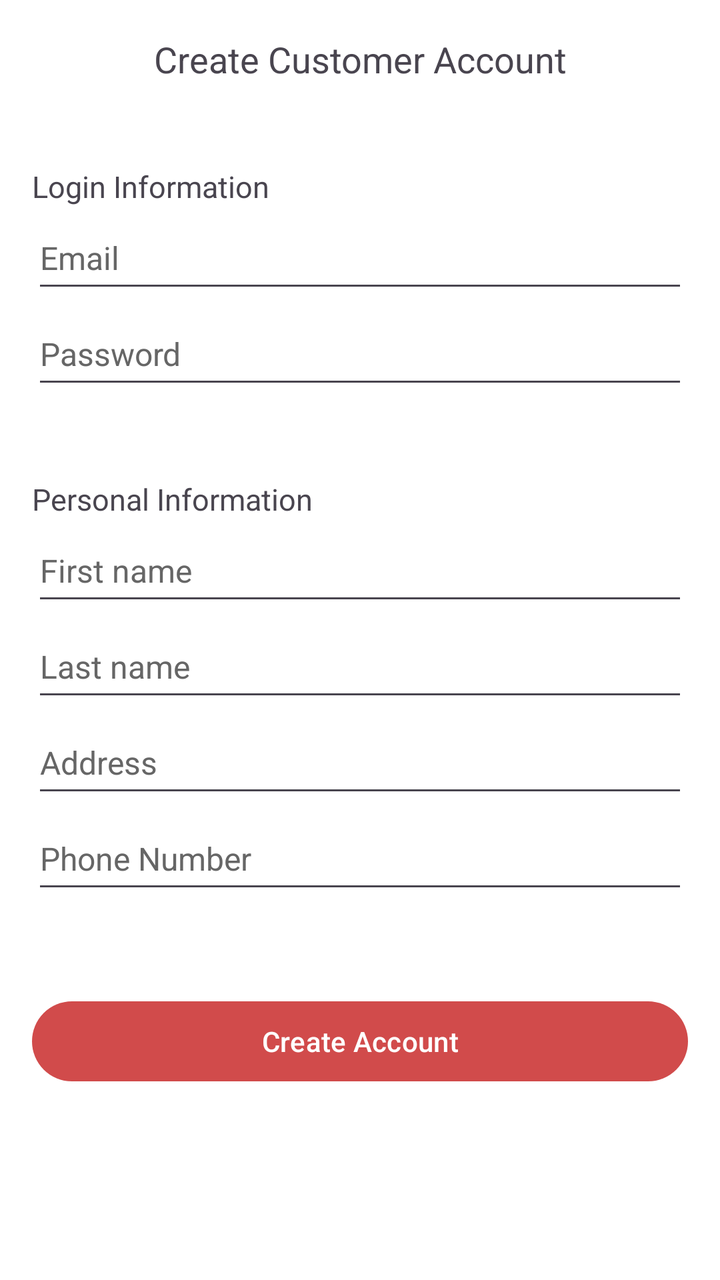
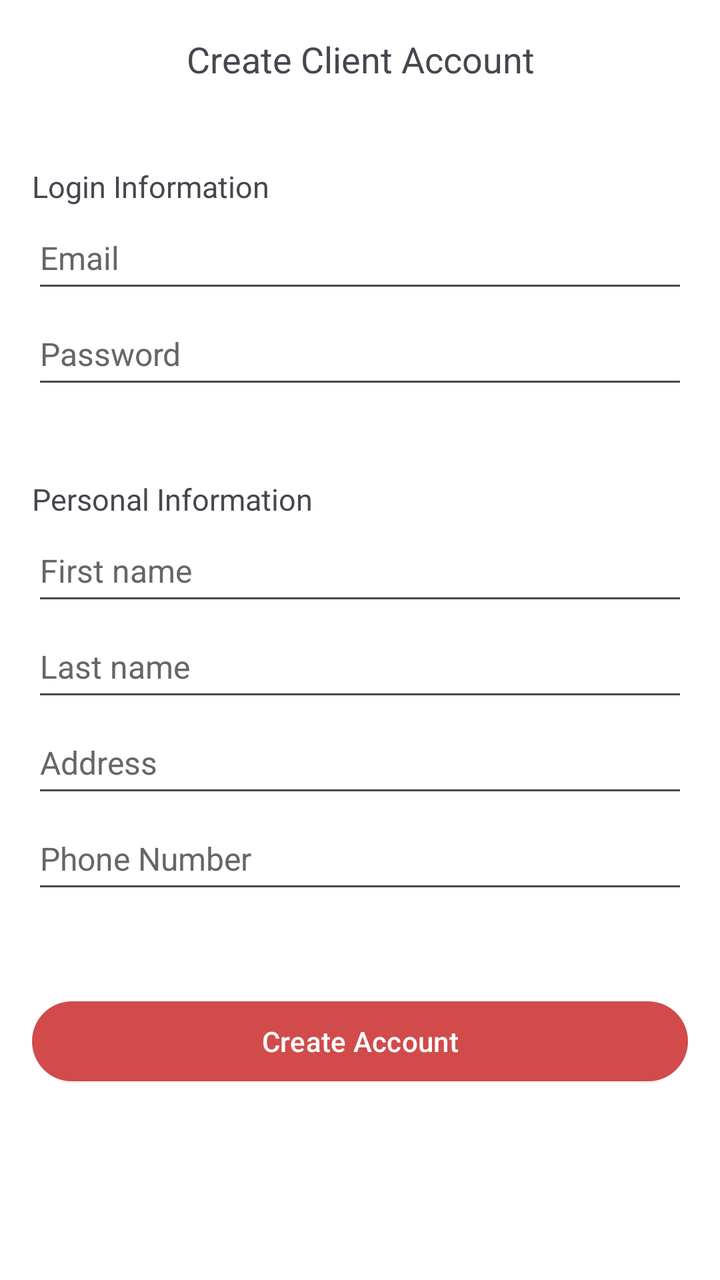

Before-and-after screenshots of an Android layout around one commit, followed by the original layout XML and the change that was made.
<!-- AndroidManifest.xml: application theme Theme.Sample_project -->
<!-- res/layout/create_profile_client.xml -->
<?xml version="1.0" encoding="utf-8"?>
<androidx.constraintlayout.widget.ConstraintLayout xmlns:android="http://schemas.android.com/apk/res/android"
    xmlns:app="http://schemas.android.com/apk/res-auto"
    xmlns:tools="http://schemas.android.com/tools"
    android:layout_width="match_parent"
    android:layout_height="match_parent">

    <LinearLayout
        android:id="@+id/rootLayout"
        android:layout_width="match_parent"
        android:layout_height="match_parent"
        android:orientation="vertical"
        android:paddingLeft="16dp"
        android:paddingRight="16dp">

        <TextView
            android:id="@+id/textView"
            android:layout_width="match_parent"
            android:layout_height="27dp"
            android:layout_marginTop="16dp"
            android:gravity="center"
            android:text="Create Customer Account"
            android:textSize="18sp" />

        <TextView
            android:id="@+id/textView2"
            android:layout_width="match_parent"
            android:layout_height="wrap_content"
            android:layout_marginTop="40dp"
            android:gravity="left"
            android:text="Login Information"
            android:textSize="15sp" />

        <EditText
            android:id="@+id/emailInput"
            android:layout_width="match_parent"
            android:layout_height="wrap_content"
            android:layout_marginTop="0dp"
            android:hint="@string/user_email"
            android:importantForAutofill="no"
            android:inputType="textEmailAddress"
            android:maxWidth="320dp"
            android:minHeight="48dp"
            android:textColorHint="#666666"
            android:textSize="16sp" />

        <EditText
            android:id="@+id/passwordInput"
            android:layout_width="match_parent"
            android:layout_height="wrap_content"
            android:hint="@string/user_password"
            android:importantForAutofill="no"
            android:inputType="textPersonName"
            android:maxWidth="320dp"
            android:minHeight="48dp"
            android:textColorHint="#666666"
            android:textSize="16sp" />

        <TextView
            android:id="@+id/textView3"
            android:layout_width="match_parent"
            android:layout_height="wrap_content"
            android:layout_marginTop="40dp"
            android:gravity="left"
            android:text="Personal Information"
            android:textSize="15sp" />

        <EditText
            android:id="@+id/firstNameInput"
            android:layout_width="match_parent"
            android:layout_height="wrap_content"
            android:layout_marginTop="0dp"
            android:hint="@string/user_first_name"
            android:importantForAutofill="no"
            android:inputType="textPersonName"
            android:maxWidth="320dp"
            android:minHeight="48dp"
            android:textColorHint="#666666"
            android:textSize="16sp" />

        <EditText
            android:id="@+id/lastNameInput"
            android:layout_width="match_parent"
            android:layout_height="wrap_content"
            android:hint="@string/user_last_name"
            android:importantForAutofill="no"
            android:inputType="textPersonName"
            android:maxWidth="320dp"
            android:minHeight="48dp"
            android:textColorHint="#666666"
            android:textSize="16sp" />

        <EditText
            android:id="@+id/addressInput"
            android:layout_width="match_parent"
            android:layout_height="wrap_content"
            android:hint="@string/user_address"
            android:importantForAutofill="no"
            android:inputType="textPersonName"
            android:maxWidth="320dp"
            android:minHeight="48dp"
            android:textColorHint="#666666"
            android:textSize="16sp" />

        <EditText
            android:id="@+id/phoneInput"
            android:layout_width="match_parent"
            android:layout_height="wrap_content"
            android:hint="@string/user_phone_number"
            android:importantForAutofill="no"
            android:inputType="phone"
            android:maxWidth="320dp"
            android:minHeight="48dp"
            android:textColorHint="#666666"
            android:textSize="16sp" />

        <Button
            android:id="@+id/addCustomerUserButton"
            android:layout_width="match_parent"
            android:layout_height="wrap_content"
            android:layout_marginTop="45dp"
            android:maxWidth="320dp"
            android:text="@string/button_add_user"
            android:textColorLink="@color/main_cust_color"
            android:textSize="14sp"
            app:backgroundTint="@color/main_cust_color" />

    </LinearLayout>


</androidx.constraintlayout.widget.ConstraintLayout>
<!-- resources referenced by this layout -->
<resources>
  <color name="main_cust_color">#D14B4B</color>
  <string name="button_add_user">Create Account</string>
  <string name="user_address">Address</string>
  <string name="user_email">Email</string>
  <string name="user_first_name">First name</string>
  <string name="user_last_name">Last name</string>
  <string name="user_password">Password</string>
  <string name="user_phone_number">Phone Number</string>
  <style name="Theme.Sample_project" parent="Base.Theme.Sample_project" />
  <style name="Base.Theme.Sample_project" parent="Theme.Material3.DayNight.NoActionBar">
          
          
          <item name="android:windowBackground">@color/cardview_light_background</item>
      </style>
</resources>

<!-- the commit's change to res/layout/create_profile_client.xml (unified diff, before → after) -->
@@ -19,7 +19,7 @@
             android:layout_height="27dp"
             android:layout_marginTop="16dp"
             android:gravity="center"
-            android:text="Create Customer Account"
+            android:text="Create Client Account"
             android:textSize="18sp" />
 
         <TextView
@@ -91,7 +91,7 @@
             android:textSize="16sp" />
 
         <EditText
-            android:id="@+id/addressInput"
+            android:id="@+id/qualificationsInput"
             android:layout_width="match_parent"
             android:layout_height="wrap_content"
             android:hint="@string/user_address"
